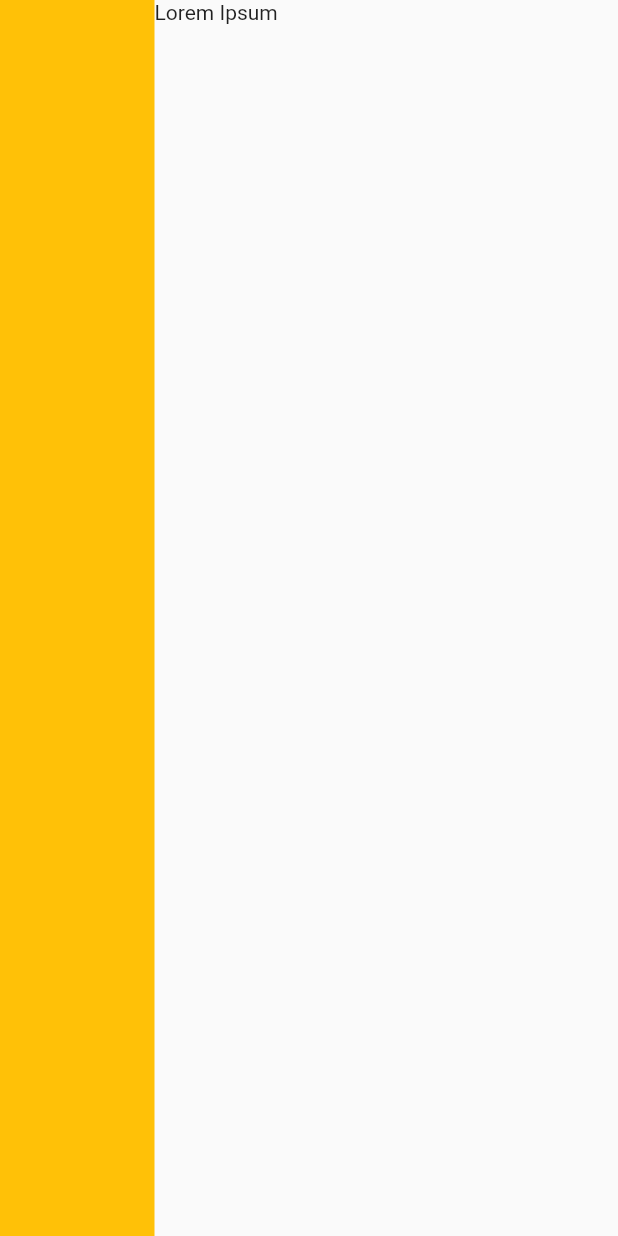
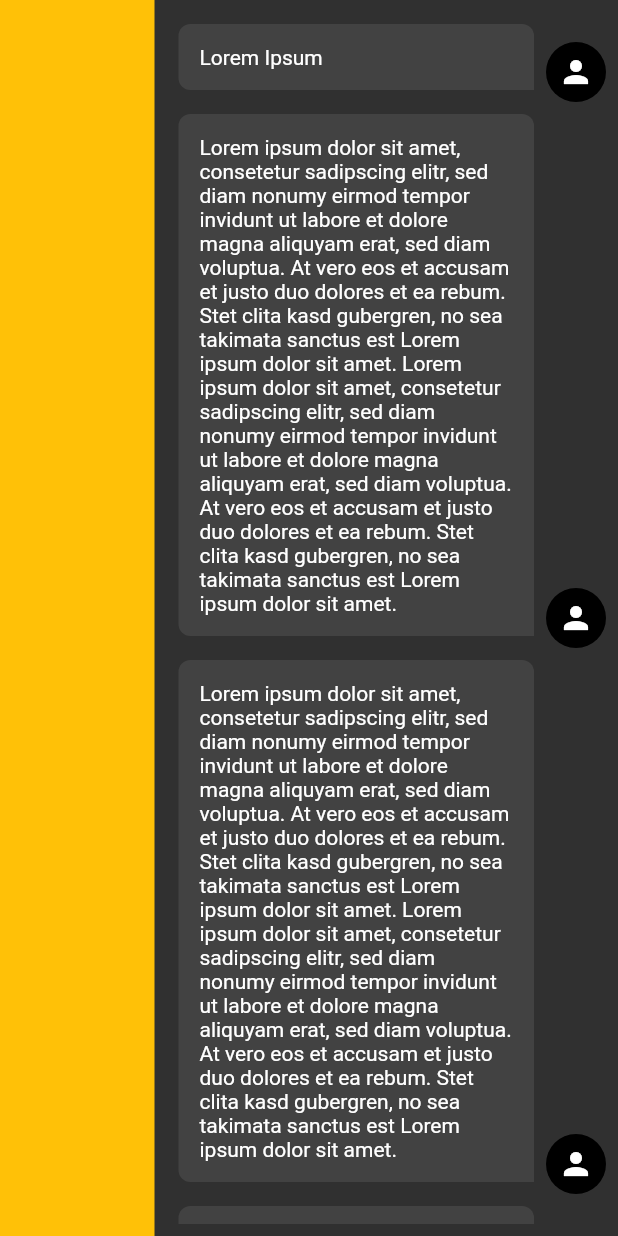
Before and after one commit to lucaschmider/CloudChat, a Flutter app: the screen it shows after launch, on a phone screen of 412 x 824 dp. Run offline on Flutter 3.47's test engine with Material 2 defaults, Android fonts, the phone set to English and light mode, and no system bars; our stand-ins replace bloc, flutter_bloc.

Commit message:
added primitive message list

```diff
--- /dev/null
+++ b/lib/chat/views/chat_message_view.dart
@@ -0,0 +1,60 @@
+import 'package:cloud_chat/chat/bloc/models/chat_message.dart';
+import 'package:flutter/material.dart';
+import 'package:flutter/src/foundation/key.dart';
+import 'package:flutter/src/widgets/framework.dart';
+
+class ChatMessageView extends StatelessWidget {
+  final ChatMessage message;
+  final bool isFromAnotherParticipant;
+
+  const ChatMessageView({
+    Key? key,
+    required this.message,
+    required this.isFromAnotherParticipant,
+  }) : super(key: key);
+
+  @override
+  Widget build(BuildContext context) => Row(
+        mainAxisAlignment: isFromAnotherParticipant
+            ? MainAxisAlignment.start
+            : MainAxisAlignment.end,
+        crossAxisAlignment: CrossAxisAlignment.end,
+        children: [
+          if (isFromAnotherParticipant) _buildAvatar(),
+          Expanded(
+            child: Padding(
+              padding: const EdgeInsets.all(8.0),
+              child: Container(
+                decoration: BoxDecoration(
+                  color: Theme.of(context).colorScheme.surface,
+                  borderRadius: isFromAnotherParticipant
+                      ? const BorderRadius.only(
+                          topLeft: Radius.circular(8.0),
+                          topRight: Radius.circular(8.0),
+                          bottomRight: Radius.circular(8.0),
+                        )
+                      : const BorderRadius.only(
+                          topLeft: Radius.circular(8.0),
+                          topRight: Radius.circular(8.0),
+                          bottomLeft: Radius.circular(8.0),
+                        ),
+                ),
+                child: Padding(
+                  padding: const EdgeInsets.all(14.0),
+                  child: Text(
+                    message.text,
+                  ),
+                ),
+              ),
+            ),
+          ),
+          if (!isFromAnotherParticipant) _buildAvatar(),
+        ],
+      );
+
+  CircleAvatar _buildAvatar() {
+    return const CircleAvatar(
+      child: Icon(Icons.person),
+    );
+  }
+}
--- a/lib/chat/views/chat_room_view.dart
+++ b/lib/chat/views/chat_room_view.dart
@@ -1,3 +1,4 @@
+import 'package:cloud_chat/chat/views/chat_message_view.dart';
 import 'package:flutter/material.dart';
 import 'package:flutter/src/foundation/key.dart';
 import 'package:flutter/src/widgets/framework.dart';
@@ -10,12 +11,18 @@ class ChatRoomView extends StatelessWidget {
   const ChatRoomView({Key? key}) : super(key: key);
 
   @override
-  Widget build(BuildContext context) =>
-      BlocSelector<ChatBloc, ChatState, List<ChatMessage>>(
-        selector: (state) => state.messages,
-        builder: (context, state) => ListView.builder(
-          itemBuilder: (context, index) => Text(state.elementAt(index).text),
-          itemCount: state.length,
+  Widget build(BuildContext context) => Padding(
+        padding: const EdgeInsets.all(8.0),
+        child: BlocSelector<ChatBloc, ChatState, List<ChatMessage>>(
+          selector: (state) => state.messages,
+          builder: (context, state) => ListView.builder(
+            itemBuilder: (context, index) {
+              final message = state.elementAt(index);
+              return ChatMessageView(
+                  message: message, isFromAnotherParticipant: false);
+            },
+            itemCount: state.length,
+          ),
         ),
       );
 }
--- a/lib/cloud_chat_app.dart
+++ b/lib/cloud_chat_app.dart
@@ -12,6 +12,7 @@ class CloudChatApp extends StatelessWidget {
 
   @override
   Widget build(BuildContext context) => MaterialApp(
+        theme: ThemeData.dark(),
         home: MultiRepositoryProvider(
           providers: [
             RepositoryProvider<ChatRepository>(
--- a/lib/mocked_repository.dart
+++ b/lib/mocked_repository.dart
@@ -43,9 +43,10 @@ class MockedRepository implements ChatRepository {
   @override
   Stream<ChatMessage> getMessageStream(String chatRoomId) {
     return Stream.periodic(
-      const Duration(seconds: 10),
+      const Duration(seconds: 1),
       (counter) => ChatMessage(
-        text: "Lorem Ipsum",
+        text:
+            "Lorem ipsum dolor sit amet, consetetur sadipscing elitr, sed diam nonumy eirmod tempor invidunt ut labore et dolore magna aliquyam erat, sed diam voluptua. At vero eos et accusam et justo duo dolores et ea rebum. Stet clita kasd gubergren, no sea takimata sanctus est Lorem ipsum dolor sit amet. Lorem ipsum dolor sit amet, consetetur sadipscing elitr, sed diam nonumy eirmod tempor invidunt ut labore et dolore magna aliquyam erat, sed diam voluptua. At vero eos et accusam et justo duo dolores et ea rebum. Stet clita kasd gubergren, no sea takimata sanctus est Lorem ipsum dolor sit amet.",
         userId: "b2e88437-a8fc-4447-91fb-784b6c3c1265",
         timestamp: DateTime.now(),
       ),
@@ -74,7 +75,7 @@ class MockedRepository implements ChatRepository {
   Stream<ChatUser?> getUserStream() async* {
     yield null;
 
-    await Future.delayed(const Duration(seconds: 3));
+    await Future.delayed(const Duration(microseconds: 3));
     yield const ChatUser(
       userId: "3e2d2fa3-be75-471e-99b4-8163b2ac334d",
       name: "Max Mustermann",
```
